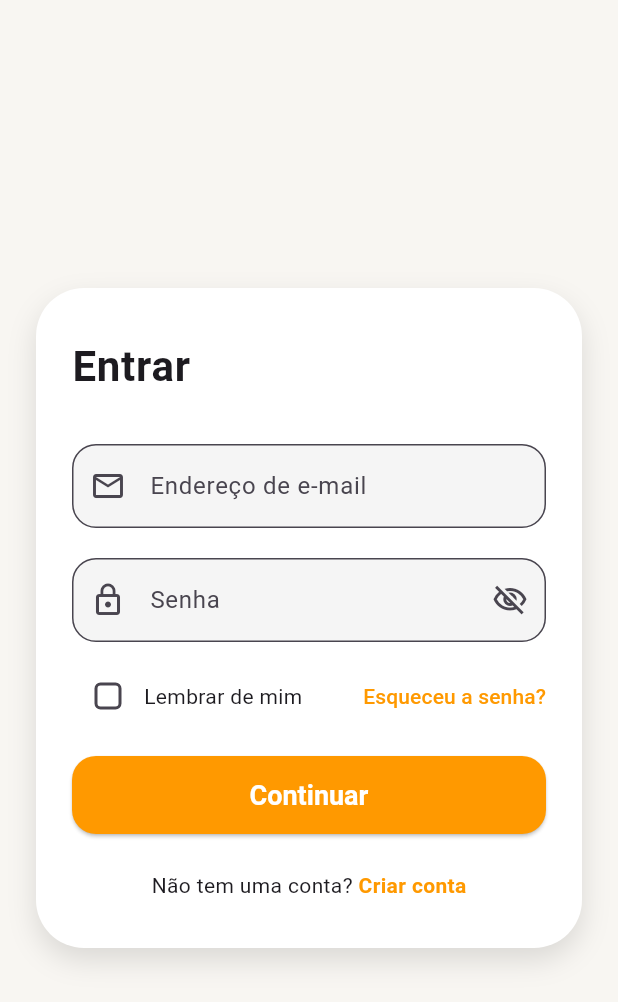
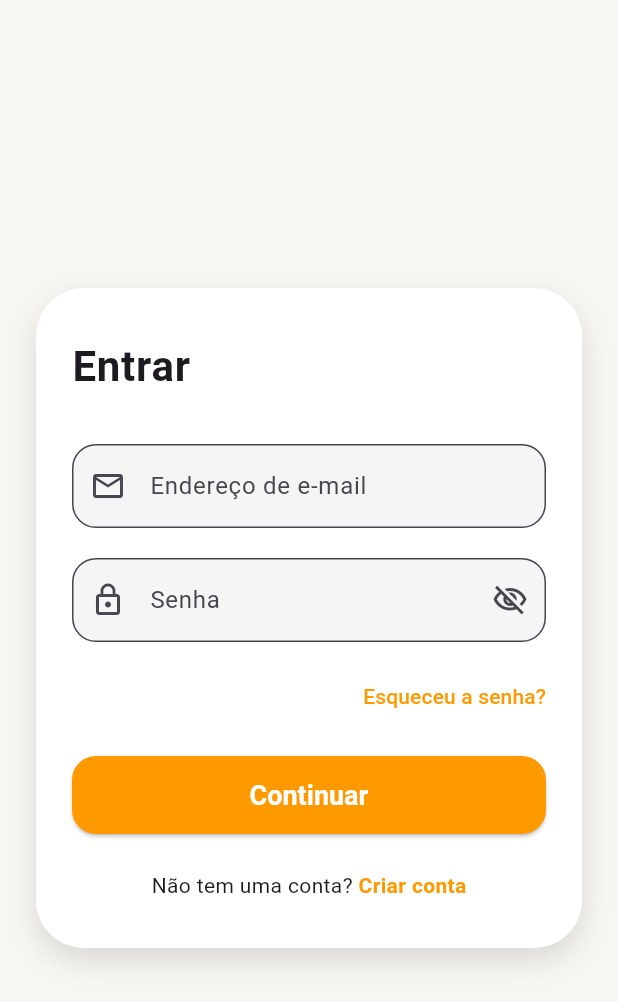
Before and after one commit to brunmdesv/rucopi, a Flutter app: the screen it shows after launch, on a phone screen of 412 x 824 dp. Shown: the top 1002 px of the screen. Run offline on Flutter 3.47's test engine with Material 3 defaults, Android fonts, the phone set to English and light mode, and no system bars; our stand-ins replace flutter_dotenv, image_picker, supabase_flutter; accounts and stored records are empty.

Commit message:
✨ Remoção da funcionalidade "Lembrar de mim" na tela de login, simplificando a interface do usuário e eliminando variáveis desnecessárias no estado do componente.

```diff
--- a/mobile/rucopi_mobile/lib/pages/login_page.dart
+++ b/mobile/rucopi_mobile/lib/pages/login_page.dart
@@ -15,7 +15,6 @@ class _LoginPageState extends State<LoginPage> {
   final senhaController = TextEditingController();
   bool carregando = false;
   bool _obscurePassword = true;
-  bool lembrarDeMim = false;
 
   void login() async {
     setState(() => carregando = true);
@@ -128,15 +127,6 @@ class _LoginPageState extends State<LoginPage> {
                 const SizedBox(height: 12),
                 Row(
                   children: [
-                    Checkbox(
-                      value: lembrarDeMim,
-                      onChanged: (v) =>
-                          setState(() => lembrarDeMim = v ?? false),
-                      shape: RoundedRectangleBorder(
-                        borderRadius: BorderRadius.circular(4),
-                      ),
-                    ),
-                    const Text('Lembrar de mim'),
                     const Spacer(),
                     TextButton(
                       onPressed: () {},
```
